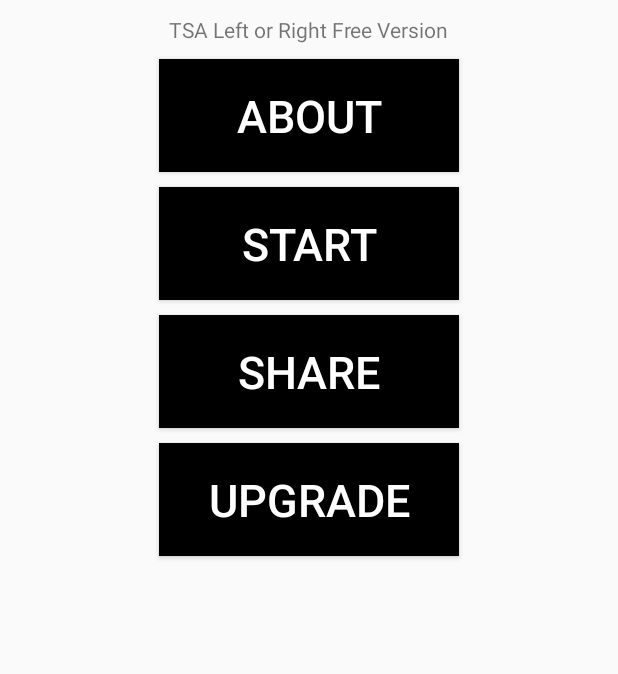
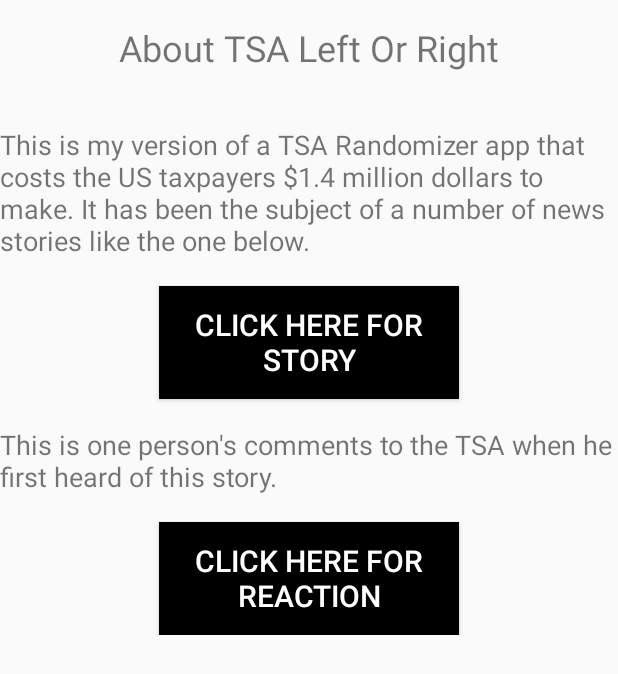
Before and after one commit to dburgnerjr/TSALeftOrRightFree, an Android app: the screen it shows after launch (MenuActivity before the commit, AboutActivity after it), after a tap on "ABOUT", on a phone screen of 412 x 824 dp. Shown: the top 674 px of the screen. Run offline under Robolectric (Android 15) with nearby library versions, the phone set to English and light mode, and no system bars; our stand-ins replace AdMob.

Commit message:
About Activity Complete.
Completed About Activity.

```diff
--- a/app/src/main/AndroidManifest.xml
+++ b/app/src/main/AndroidManifest.xml
@@ -18,6 +18,9 @@
                 <category android:name="android.intent.category.LAUNCHER" />
             </intent-filter>
         </activity>
+        <activity android:name=".AboutActivity"
+            android:theme="@style/AppTheme.NoActionBar">
+        </activity>
     </application>
 
 </manifest>
--- /dev/null
+++ b/app/src/main/java/com/danielburgnerjr/tsaleftorrightfree/AboutActivity.java
@@ -0,0 +1,33 @@
+package com.danielburgnerjr.tsaleftorrightfree;
+
+import android.content.Intent;
+import android.net.Uri;
+import android.support.v7.app.AppCompatActivity;
+import android.os.Bundle;
+import android.view.View;
+import android.widget.Button;
+
+public class AboutActivity extends AppCompatActivity {
+
+    @Override
+    protected void onCreate(Bundle savedInstanceState) {
+        super.onCreate(savedInstanceState);
+        setContentView(R.layout.activity_about);
+
+        final Button btnStory = (Button) findViewById(R.id.btnStory);
+        btnStory.setOnClickListener(new View.OnClickListener() {
+            public void onClick(View view) {
+                Intent intStory = new Intent("android.intent.action.VIEW", Uri.parse("http://www.geek.com/apps/tsa-paid-1-4-million-for-randomizer-app-that-chooses-left-or-right-1651337/"));
+                startActivity(intStory);
+            }
+        });
+
+        final Button btnReaction = (Button) findViewById(R.id.btnReaction);
+        btnReaction.setOnClickListener(new View.OnClickListener() {
+            public void onClick(View view) {
+                Intent intStory = new Intent("android.intent.action.VIEW", Uri.parse("https://www.youtube.com/watch?v=6GqmjOcmJLQ"));
+                startActivity(intStory);
+            }
+        });
+    }
+}
--- a/app/src/main/java/com/danielburgnerjr/tsaleftorrightfree/MenuActivity.java
+++ b/app/src/main/java/com/danielburgnerjr/tsaleftorrightfree/MenuActivity.java
@@ -28,9 +28,8 @@ public class MenuActivity extends AppCompatActivity {
         final Button btnAbout = (Button) findViewById(R.id.btnAbout);
         btnAbout.setOnClickListener(new View.OnClickListener() {
             public void onClick(View view) {
-                Toast.makeText(getApplicationContext(), "Coming soon", Toast.LENGTH_SHORT).show();
-                //Intent intA = new Intent(MenuActivity.this, AboutActivity.class);
-                //startActivity(intA);
+                Intent intA = new Intent(MenuActivity.this, AboutActivity.class);
+                startActivity(intA);
             }
         });
 
--- /dev/null
+++ b/app/src/main/res/layout/activity_about.xml
@@ -0,0 +1,61 @@
+<?xml version="1.0" encoding="utf-8"?>
+<RelativeLayout xmlns:android="http://schemas.android.com/apk/res/android"
+    xmlns:tools="http://schemas.android.com/tools"
+    android:layout_width="match_parent"
+    android:layout_height="match_parent"
+    tools:context="com.danielburgnerjr.tsaleftorrightfree.AboutActivity">
+
+    <LinearLayout
+        android:id="@+id/AboutTSALeftOrRight"
+        android:layout_width="fill_parent"
+        android:layout_height="wrap_content"
+        android:gravity="center_horizontal"
+        android:orientation="vertical" >
+
+        <TextView
+            android:id="@+id/textWhatIsTSALeftOrRight"
+            android:layout_width="wrap_content"
+            android:layout_height="wrap_content"
+            android:layout_marginTop="15dp"
+            android:textSize="24dp"
+            android:text="@string/what_is_it" />
+
+        <TextView
+            android:id="@+id/textTSALeftOrRight"
+            android:layout_width="fill_parent"
+            android:layout_height="wrap_content"
+            android:layout_marginTop="36dp"
+            android:textSize="18dp"
+            android:text="@string/description" />
+
+        <Button
+            android:id="@+id/btnStory"
+            android:layout_width="200dp"
+            android:layout_height="75dp"
+            android:layout_marginTop="18dp"
+            android:background="#000"
+            android:text="@string/story"
+            android:textSize="20dp"
+            android:textColor="#fff" />
+
+        <TextView
+            android:id="@+id/textReaction"
+            android:layout_width="fill_parent"
+            android:layout_height="wrap_content"
+            android:layout_marginTop="18dp"
+            android:textSize="18dp"
+            android:text="@string/reaction" />
+
+        <Button
+            android:id="@+id/btnReaction"
+            android:layout_width="200dp"
+            android:layout_height="75dp"
+            android:layout_marginTop="18dp"
+            android:background="#000"
+            android:text="@string/video"
+            android:textSize="20dp"
+            android:textColor="#fff" />
+
+    </LinearLayout>
+
+</RelativeLayout>
--- a/app/src/main/res/values/strings.xml
+++ b/app/src/main/res/values/strings.xml
@@ -6,5 +6,11 @@
     <string name="start">Start</string>
     <string name="share">Share</string>
     <string name="upgrade">Upgrade</string>
+    <string name="what_is_it">About TSA Left Or Right</string>
+    <string name="description">This is my version of a TSA Randomizer app that costs the US taxpayers $1.4 million dollars to make.
+    It has been the subject of a number of news stories like the one below.</string>
+    <string name="story">Click Here For Story</string>
+    <string name="reaction">This is one person\'s comments to the TSA when he first heard of this story.</string>
+    <string name="video">Click Here For Reaction</string>
     <string name="banner_ad_unit_id">ca-app-pub-8379108590476103/1103806072</string>
 </resources>
```
